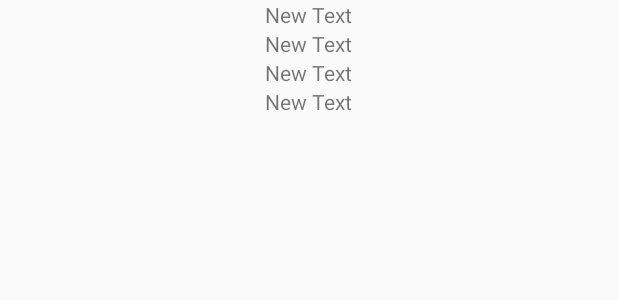
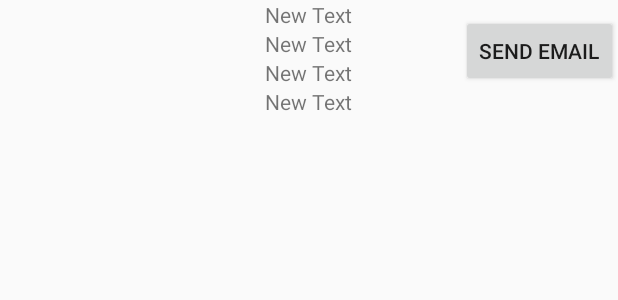
Before and after one commit to vlasevich/Shops, an Android app: the layout shop_activity.xml on its own in the app's theme, with its tools: preview values and no code run, on a phone screen of 412 x 824 dp. Shown: the top 300 px of the screen. Run offline under Robolectric (Android 15) with nearby library versions, the phone set to English and light mode, and no system bars.

Commit message:
added SendEmailButton to ShopActivity;

```diff
--- a/app/src/main/res/layout/shop_activity.xml
+++ b/app/src/main/res/layout/shop_activity.xml
@@ -26,6 +26,7 @@
         android:layout_height="wrap_content"
         android:layout_below="@+id/shopAddress"
         android:layout_centerHorizontal="true"
+        android:autoLink="phone"
         android:text="New Text" />
 
     <TextView
@@ -34,6 +35,7 @@
         android:layout_height="wrap_content"
         android:layout_below="@+id/shopPhone"
         android:layout_centerHorizontal="true"
+        android:autoLink="web"
         android:text="New Text" />
 
     <ListView
@@ -42,4 +44,13 @@
         android:layout_height="wrap_content"
         android:layout_below="@+id/shopWebsite"
         android:layout_centerHorizontal="true" />
+
+    <Button
+        android:id="@+id/sendEmailBtn"
+        android:layout_width="wrap_content"
+        android:layout_height="wrap_content"
+        android:layout_above="@+id/shopWebsite"
+        android:layout_alignParentEnd="true"
+        android:layout_alignParentRight="true"
+        android:text="Send Email" />
 </RelativeLayout>
```
Also changed, not shown: app/src/main/java/com/home/vlas/shops/activity/ShopActivity.java (+17 -0 lines).
